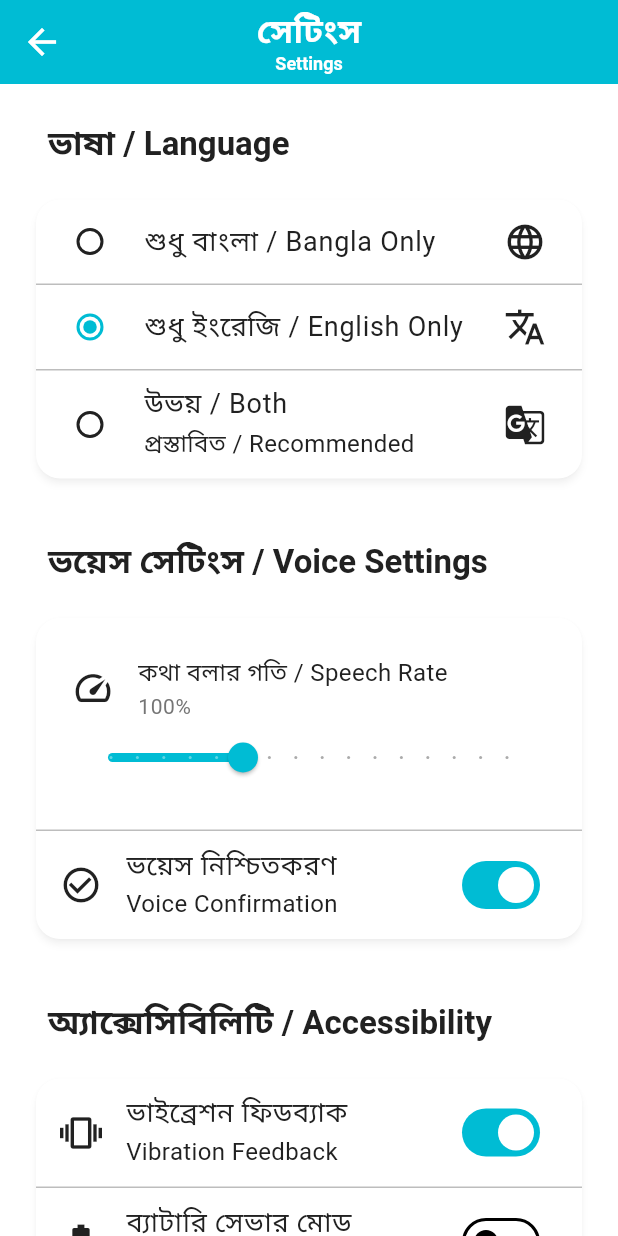
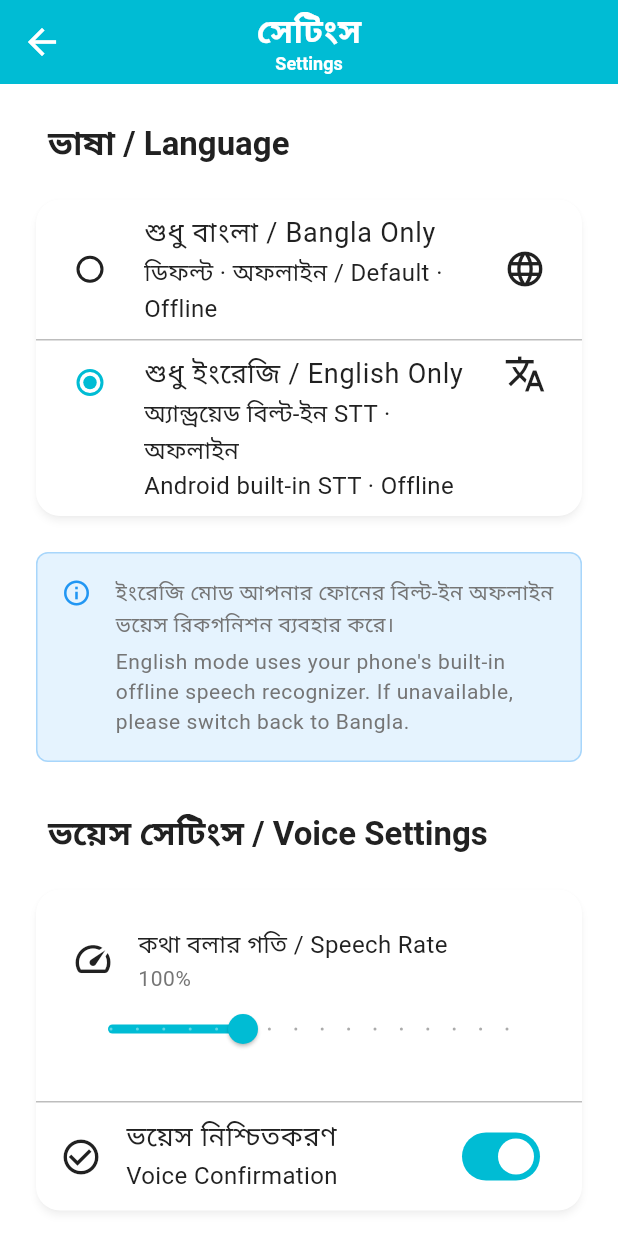
Before and after one commit to Apn7/Thesis, a Flutter app: the SettingsScreen screen opened by its route, after a tap on "শুধু ইংরেজি / English Only", on a phone screen of 412 x 824 dp. Run offline on Flutter 3.47's test engine with Material 3 defaults, Android fonts, the phone set to English and light mode, and no system bars; our stand-ins replace flutter_blue_plus, flutter_dotenv, geolocator, shared_preferences, speech_to_text; missing offline and left inert: record, sherpa_onnx; accounts and stored records are empty; statements that could not run were skipped.

Commit message:
feat: Replace English STT model with Android built-in STT

```diff
--- a/lib/presentation/screens/settings_screen.dart
+++ b/lib/presentation/screens/settings_screen.dart
@@ -1,4 +1,5 @@
 import 'package:flutter/material.dart';
+
 import '../../core/theme/app_colors.dart';
 import '../../core/utils/constants.dart';
 import '../../services/settings_service.dart';
@@ -12,7 +13,7 @@ class SettingsScreen extends StatefulWidget {
 }
 
 class _SettingsScreenState extends State<SettingsScreen> {
-  late String _selectedLanguage; // 'bangla', 'english', 'both'
+  late String _selectedLanguage; // 'bangla' | 'english'
   double _speechRate = 1.0;
   bool _vibrationEnabled = true;
   bool _voiceConfirmationEnabled = true;
@@ -22,22 +23,15 @@ class _SettingsScreenState extends State<SettingsScreen> {
   void initState() {
     super.initState();
     // Map stored locale back to UI string.
+    // Any legacy 'both' value is already migrated to 'bn' by SettingsService.
     final stored = SettingsService.instance.languageMode;
-    _selectedLanguage = stored == 'bn'
-        ? 'bangla'
-        : stored == 'en'
-        ? 'english'
-        : 'both';
+    _selectedLanguage = stored == 'en' ? 'english' : 'bangla';
   }
 
   void _onLanguageChanged(String? value) {
     if (value == null) return;
     setState(() => _selectedLanguage = value);
-    final locale = value == 'bangla'
-        ? 'bn'
-        : value == 'english'
-        ? 'en'
-        : 'both';
+    final locale = value == 'english' ? 'en' : 'bn';
     SettingsService.instance.setLanguageMode(locale);
   }
 
@@ -60,43 +54,57 @@ class _SettingsScreenState extends State<SettingsScreen> {
         child: ListView(
           padding: EdgeInsets.all(AppConstants.spacingL),
           children: [
-            // Language Section
+            // ── Language Section ──────────────────────────────────────
             _buildSectionHeader(context, 'ভাষা / Language'),
 
             Card(
               child: Column(
                 children: [
-                  RadioListTile<String>(
+                  Semantics(
+                    label:
+                        'শুধু বাংলা ভয়েস রিকগনিশন। Bangla only voice recognition.',
+                    child: RadioListTile<String>(
                       title: const Text('শুধু বাংলা / Bangla Only'),
+                      subtitle: const Text(
+                        'ডিফল্ট · অফলাইন / Default · Offline',
+                      ),
                       value: 'bangla',
                       groupValue: _selectedLanguage,
                       onChanged: _onLanguageChanged,
                       secondary: const Icon(Icons.language),
                     ),
+                  ),
                   const Divider(height: 1),
-                  RadioListTile<String>(
+                  Semantics(
+                    label:
+                        'শুধু ইংরেজি ভয়েস রিকগনিশন, অ্যান্ড্রয়েড বিল্ট-ইন ব্যবহার করে। '
+                        'English only, uses Android built-in speech recognizer.',
+                    child: RadioListTile<String>(
                       title: const Text('শুধু ইংরেজি / English Only'),
+                      subtitle: const Text(
+                        'অ্যান্ড্রয়েড বিল্ট-ইন STT · অফলাইন\n'
+                        'Android built-in STT · Offline',
+                      ),
                       value: 'english',
                       groupValue: _selectedLanguage,
                       onChanged: _onLanguageChanged,
                       secondary: const Icon(Icons.translate),
+                      isThreeLine: true,
                     ),
-                  const Divider(height: 1),
-                  RadioListTile<String>(
-                    title: const Text('উভয় / Both'),
-                    subtitle: const Text('প্রস্তাবিত / Recommended'),
-                    value: 'both',
-                    groupValue: _selectedLanguage,
-                    onChanged: _onLanguageChanged,
-                    secondary: const Icon(Icons.g_translate),
                   ),
                 ],
               ),
             ),
 
+            // Info banner shown when English is selected
+            if (_selectedLanguage == 'english') ...[
+              SizedBox(height: AppConstants.spacingM),
+              _buildEnglishInfoBanner(context),
+            ],
+
             SizedBox(height: AppConstants.spacingXl),
 
-            // Voice Settings
+            // ── Voice Settings ────────────────────────────────────────
             _buildSectionHeader(context, 'ভয়েস সেটিংস / Voice Settings'),
 
             Card(
@@ -161,7 +169,7 @@ class _SettingsScreenState extends State<SettingsScreen> {
 
             SizedBox(height: AppConstants.spacingXl),
 
-            // Accessibility Settings
+            // ── Accessibility Settings ────────────────────────────────
             _buildSectionHeader(context, 'অ্যাক্সেসিবিলিটি / Accessibility'),
 
             Card(
@@ -196,7 +204,7 @@ class _SettingsScreenState extends State<SettingsScreen> {
 
             SizedBox(height: AppConstants.spacingXl),
 
-            // About Section
+            // ── About Section ─────────────────────────────────────────
             _buildSectionHeader(context, 'সম্পর্কে / About'),
 
             Card(
@@ -238,7 +246,7 @@ class _SettingsScreenState extends State<SettingsScreen> {
 
             SizedBox(height: AppConstants.spacingXxl),
 
-            // Reset Button
+            // ── Reset Button ──────────────────────────────────────────
             OutlinedButton.icon(
               onPressed: () {
                 _showResetDialog(context);
@@ -251,6 +259,49 @@ class _SettingsScreenState extends State<SettingsScreen> {
               style: OutlinedButton.styleFrom(
                 side: const BorderSide(color: AppColors.warning),
                 padding: EdgeInsets.symmetric(vertical: AppConstants.spacingL),
+              ),
+            ),
+          ],
+        ),
+      ),
+    );
+  }
+
+  /// Info banner shown when the English STT option is selected.
+  Widget _buildEnglishInfoBanner(BuildContext context) {
+    return Semantics(
+      label:
+          'তথ্য: ইংরেজি মোড আপনার ফোনের বিল্ট-ইন ভয়েস রিকগনিশন ব্যবহার করে। '
+          'Info: English mode uses your phone\'s built-in voice recognition.',
+      child: Container(
+        padding: EdgeInsets.all(AppConstants.spacingM),
+        decoration: BoxDecoration(
+          color: AppColors.info.withAlpha(30),
+          borderRadius: BorderRadius.circular(8),
+          border: Border.all(color: AppColors.info.withAlpha(80)),
+        ),
+        child: Row(
+          crossAxisAlignment: CrossAxisAlignment.start,
+          children: [
+            Icon(Icons.info_outline, color: AppColors.info, size: 20),
+            SizedBox(width: AppConstants.spacingM),
+            Expanded(
+              child: Column(
+                crossAxisAlignment: CrossAxisAlignment.start,
+                children: [
+                  Text(
+                    'ইংরেজি মোড আপনার ফোনের বিল্ট-ইন অফলাইন ভয়েস রিকগনিশন ব্যবহার করে।',
+                    style: Theme.of(context).textTheme.bodySmall,
+                  ),
+                  SizedBox(height: AppConstants.spacingXs),
+                  Text(
+                    'English mode uses your phone\'s built-in offline speech recognizer. '
+                    'If unavailable, please switch back to Bangla.',
+                    style: Theme.of(context).textTheme.bodySmall?.copyWith(
+                      color: AppColors.textSecondary,
+                    ),
+                  ),
+                ],
               ),
             ),
           ],
@@ -334,19 +385,21 @@ class _SettingsScreenState extends State<SettingsScreen> {
           FilledButton(
             onPressed: () {
               setState(() {
-                _selectedLanguage = 'both';
+                _selectedLanguage = 'bangla'; // default is Bangla
                 _speechRate = 1.0;
                 _vibrationEnabled = true;
                 _voiceConfirmationEnabled = true;
                 _batterySaverMode = false;
               });
-              SettingsService.instance.setLanguageMode('both');
+              SettingsService.instance.setLanguageMode('bn');
               Navigator.pop(context);
+              if (mounted) {
                 ScaffoldMessenger.of(context).showSnackBar(
                   const SnackBar(
                     content: Text('সেটিংস রিসেট হয়েছে / Settings reset'),
                   ),
                 );
+              }
             },
             style: FilledButton.styleFrom(backgroundColor: AppColors.error),
             child: const Text('রিসেট / Reset'),
--- a/lib/presentation/screens/splash_screen.dart
+++ b/lib/presentation/screens/splash_screen.dart
@@ -67,26 +67,22 @@ class _SplashScreenState extends State<SplashScreen>
   }
 
   Future<void> _copyModels() async {
-    // ── Bengali STT ──────────────────────────────────────────────
-    _update('বাংলা ভয়েস মডেল প্রস্তুত হচ্ছে...', 'Preparing Bengali voice model...', 0.05);
+    // ── Bengali STT (only bundled model — English uses Android built-in) ──
+    _update(
+      'বাংলা ভয়েস মডেল প্রস্তুত হচ্ছে...',
+      'Preparing Bengali voice model...',
+      0.05,
+    );
     await ModelAssetManager.ensureSherpaModel(kBengaliSherpaConfig);
-    _update('বাংলা মডেল প্রস্তুত ✓', 'Bengali model ready ✓', 0.40);
-
-    // ── English STT ──────────────────────────────────────────────
-    _update('ইংরেজি ভয়েস মডেল প্রস্তুত হচ্ছে...', 'Preparing English voice model...', 0.42);
-    await ModelAssetManager.ensureSherpaModel(kEnglishSherpaConfig);
-    _update('ইংরেজি মডেল প্রস্তুত ✓', 'English model ready ✓', 0.80);
-
-    // ── SLI (language detection) ─────────────────────────────────
-    _update('ভাষা শনাক্তকরণ প্রস্তুত হচ্ছে...', 'Preparing language detector...', 0.82);
-    await ModelAssetManager.ensureSliModel(kSliWhisperTinyConfig);
-    _update('সব মডেল প্রস্তুত ✓', 'All models ready ✓', 0.92);
+    _update('মডেল প্রস্তুত ✓', 'Model ready ✓', 0.80);
   }
 
   Future<void> _initServices() async {
     _update('সার্ভিস চালু হচ্ছে...', 'Starting services...', 0.94);
     await SettingsService.instance.load();
-    await SpeechService.instance.setLocale(SettingsService.instance.languageMode);
+    await SpeechService.instance.setLocale(
+      SettingsService.instance.languageMode,
+    );
     _update('প্রস্তুত!', 'Ready!', 1.0);
     // Brief pause so the user sees "Ready".
     await Future.delayed(const Duration(milliseconds: 400));
--- a/lib/services/settings_service.dart
+++ b/lib/services/settings_service.dart
@@ -13,21 +13,31 @@ class SettingsService extends ChangeNotifier {
 
   static const _kLangKey = 'stt_language_mode';
 
-  /// One of `'bn'`, `'en'`, or `'both'`.
-  String _languageMode = 'both';
+  /// One of `'bn'` (Bangla, default) or `'en'` (English via Android STT).
+  String _languageMode = 'bn';
 
   String get languageMode => _languageMode;
 
   /// Load persisted settings.  Call once at app startup.
+  ///
+  /// Migrates any legacy `'both'` value (from the previous SLI-based
+  /// implementation) to `'bn'` so existing users don't end up in an
+  /// unsupported state.
   Future<void> load() async {
     final prefs = await SharedPreferences.getInstance();
-    _languageMode = prefs.getString(_kLangKey) ?? 'both';
+    final stored = prefs.getString(_kLangKey) ?? 'bn';
+    // Migrate legacy 'both' → 'bn'
+    _languageMode = (stored == 'bn' || stored == 'en') ? stored : 'bn';
     debugPrint('SettingsService: loaded languageMode = $_languageMode');
   }
 
   /// Update the language mode, persist it, notify listeners, and
   /// propagate to [SpeechService].
   Future<void> setLanguageMode(String mode) async {
+    assert(
+      mode == 'bn' || mode == 'en',
+      'setLanguageMode: mode must be bn or en',
+    );
     if (mode == _languageMode) return;
     _languageMode = mode;
     notifyListeners();
--- a/lib/services/speech_service.dart
+++ b/lib/services/speech_service.dart
@@ -1,13 +1,25 @@
+import 'dart:async';
+
 import 'package:flutter/material.dart';
+import 'package:speech_to_text/speech_recognition_error.dart';
+import 'package:speech_to_text/speech_recognition_result.dart';
+import 'package:speech_to_text/speech_to_text.dart';
 
 import 'stt/audio_pipeline.dart';
 import 'stt/stt_engine_factory.dart';
 
-/// Orchestrates audio recording, voice-activity detection (VAD),
-/// language detection (SLI), and speech-to-text via streaming
-/// [SherpaEngine] instances.
+/// Orchestrates speech-to-text with two back-ends:
 ///
-/// Delegates all recording + transcription work to [AudioPipeline].
+/// - **Bengali (`'bn'`):** offline streaming via [AudioPipeline] → sherpa-onnx
+///   zipformer. Full streaming partial results, no network required.
+///
+/// - **English (`'en'`):** Android's built-in speech recognizer via the
+///   `speech_to_text` package. Uses the on-device (offline) English model that
+///   ships with most Android phones. No model bundling needed.
+///
+/// The active back-end is selected by [setLocale].  Switch happens on the next
+/// [startListening] call — no app restart required.
+///
 /// Partial transcription results are emitted via [onResult] with
 /// `isFinal = false`; the final result is emitted with `isFinal = true`.
 class SpeechService {
@@ -17,9 +29,18 @@ class SpeechService {
   bool _isInitialized = false;
   bool _isListening = false;
   String _lastRecognizedWords = '';
-  String _currentLocaleId = 'both';
+  String _currentLocaleId = 'bn'; // Bengali is the default
 
+  // ─── Bengali back-end ─────────────────────────────────────────────
   final AudioPipeline _pipeline = AudioPipeline();
+
+  // ─── English back-end ─────────────────────────────────────────────
+  final SpeechToText _androidStt = SpeechToText();
+  bool _androidSttAvailable = false;
+
+  /// Completer used to block [startListening] until the Android STT session
+  /// finishes (either a final result, silence timeout, or cancellation).
+  Completer<void>? _androidSttCompleter;
 
   // ─── Callbacks ────────────────────────────────────────────────────
   Function(String text, bool isFinal)? onResult;
@@ -44,39 +65,89 @@ class SpeechService {
 
   // ─── Initialisation ───────────────────────────────────────────────
 
-  /// Prepare microphone permission and pre-warm engines for the current locale.
+  /// Prepare the active back-end for listening.
+  ///
+  /// Must succeed before [startListening] is called; called automatically
+  /// if skipped.  Returns `false` and fires [onError] on failure.
   Future<bool> initialize() async {
     if (_isInitialized) return true;
 
     try {
+      if (_currentLocaleId == 'en') {
+        return await _initAndroidStt();
+      } else {
         if (!await _pipeline.hasPermission()) {
-        onError?.call('Microphone permission not granted');
+          onError?.call(
+            'মাইক্রোফোনের অনুমতি দেওয়া হয়নি / Microphone permission not granted',
+          );
           return false;
         }
-
-      if (_currentLocaleId == 'both') {
-        // Pre-warm both engines in parallel so SLI can switch instantly.
-        final bn = SttEngineFactory.getEngine('bn');
-        final en = SttEngineFactory.getEngine('en');
-        await Future.wait([bn.initialize(), en.initialize()]);
-        await SttEngineFactory.initSliDetector();
-      } else {
-        await SttEngineFactory.getEngine(_currentLocaleId).initialize();
-      }
-
+        await SttEngineFactory.getEngine('bn').initialize();
         _isInitialized = true;
         return true;
+      }
     } catch (e) {
       debugPrint('SpeechService init error: $e');
-      onError?.call('Failed to initialize speech recognition: $e');
+      onError?.call(
+        'ভয়েস রিকগনিশন শুরু করতে ব্যর্থ / Failed to initialize speech recognition: $e',
+      );
       return false;
     }
   }
 
+  /// Initialize the Android built-in STT back-end.
+  ///
+  /// Sets global [onError]/[onStatus] callbacks on the [SpeechToText]
+  /// instance — these fire for every session, not just initialization.
+  Future<bool> _initAndroidStt() async {
+    _androidSttAvailable = await _androidStt.initialize(
+      onError: (SpeechRecognitionError error) {
+        debugPrint(
+          'AndroidSTT error: ${error.errorMsg} (permanent=${error.permanent})',
+        );
+        onError?.call(
+          'ইংরেজি ভয়েস রিকগনিশন ত্রুটি / English STT error: ${error.errorMsg}',
+        );
+        _isListening = false;
+        _completeAndroidStt();
+      },
+      onStatus: (String status) {
+        debugPrint('AndroidSTT status: $status');
+        if (status == SpeechToText.listeningStatus) {
+          onStatus?.call('listening');
+        } else if (status == SpeechToText.doneStatus ||
+            status == SpeechToText.notListeningStatus) {
+          _isListening = false;
+          _completeAndroidStt();
+        }
+      },
+    );
+
+    if (!_androidSttAvailable) {
+      onError?.call(
+        'এই ডিভাইসে ইংরেজি ভয়েস রিকগনিশন সমর্থিত নয়।\n'
+        'সেটিংস থেকে বাংলা মোড ব্যবহার করুন।\n\n'
+        'English speech recognition is not available on this device.\n'
+        'Please switch to Bangla mode in Settings.',
+      );
+      return false;
+    }
+
+    _isInitialized = true;
+    debugPrint('SpeechService: Android STT initialized.');
+    return true;
+  }
+
   // ─── Recording + Transcription ────────────────────────────────────
 
-  /// Begin streaming recording with automatic silence detection.
-  /// Partial results arrive via [onResult] with `isFinal = false`.
+  /// Begin listening for speech.
+  ///
+  /// For Bengali: streams PCM audio through the sherpa-onnx pipeline.
+  /// For English: delegates to Android's built-in speech recognizer.
+  ///
+  /// Partial results arrive via [onResult](text, false).
+  /// Final result arrives via [onResult](text, true).
+  /// Awaiting this method blocks until the full session is complete.
   Future<void> startListening() async {
     if (!_isInitialized) {
       final success = await initialize();
@@ -87,30 +158,94 @@ class SpeechService {
     _lastRecognizedWords = '';
     _isListening = true;
 
+    if (_currentLocaleId == 'en') {
+      await _startAndroidListening();
+    } else {
       try {
-      final text = await _pipeline.run(locale: _currentLocaleId);
+        final text = await _pipeline.run();
         _lastRecognizedWords = text;
         onResult?.call(text, true);
       } catch (e) {
-      debugPrint('SpeechService error: $e');
-      onError?.call('Transcription error: $e');
+        debugPrint('SpeechService Bengali error: $e');
+        onError?.call('ট্রান্সক্রিপশন ত্রুটি / Transcription error: $e');
       } finally {
         _isListening = false;
       }
     }
+  }
 
-  /// Stop recording and deliver the final result.
+  /// Start an Android STT session and wait for it to complete.
+  Future<void> _startAndroidListening() async {
+    final completer = Completer<void>();
+    _androidSttCompleter = completer;
+    bool gotFinalResult = false;
+
+    onStatus?.call('listening');
+
+    await _androidStt.listen(
+      onResult: (SpeechRecognitionResult result) {
+        onResult?.call(result.recognizedWords, result.finalResult);
+        if (result.finalResult) {
+          gotFinalResult = true;
+          _lastRecognizedWords = result.recognizedWords;
+          _completeAndroidStt();
+        }
+      },
+      listenFor: const Duration(seconds: 20),
+      pauseFor: const Duration(seconds: 2),
+      localeId: 'en_US',
+      listenOptions: SpeechListenOptions(
+        cancelOnError: true,
+        partialResults: true,
+        onDevice: false, // offline English pack rarely installed; allow online
+      ),
+    );
+
+    // Block until the session ends (final result, silence, timeout, or cancel).
+    await completer.future;
+
+    // If the session timed out with no speech, emit empty final result so
+    // VoiceNavigationService can handle it gracefully.
+    if (!gotFinalResult) {
+      onResult?.call(_lastRecognizedWords, true);
+    }
+
+    onStatus?.call('done');
+    _isListening = false;
+  }
+
+  /// Complete (or no-op if already done) the active Android STT completer.
+  void _completeAndroidStt() {
+    final c = _androidSttCompleter;
+    _androidSttCompleter = null;
+    if (!(c?.isCompleted ?? true)) c!.complete();
+  }
+
+  /// Stop recording and request the final result.
   Future<void> stopListening() async {
     if (!_isListening) return;
+
+    if (_currentLocaleId == 'en') {
+      // stop() asks the recognizer for a final result; callbacks handle cleanup.
+      await _androidStt.stop();
+    } else {
       await _pipeline.cancel();
       _isListening = false;
       onStatus?.call('done');
+    }
   }
 
   /// Cancel recording without delivering a result.
   Future<void> cancelListening() async {
     if (!_isListening) return;
+
+    if (_currentLocaleId == 'en') {
+      await _androidStt.cancel();
+      _completeAndroidStt();
+    } else {
       await _pipeline.cancel();
+    }
+
     _isListening = false;
     _lastRecognizedWords = '';
     onStatus?.call('notListening');
@@ -118,33 +253,32 @@ class SpeechService {
 
   // ─── Locale ───────────────────────────────────────────────────────
 
-  /// Switch the active locale (`'bn'`, `'en'`, or `'both'`).
+  /// Switch the active back-end to [localeId] (`'bn'` or `'en'`).
   ///
-  /// Cancels any active recording, disposes engines no longer needed,
-  /// and resets initialisation so the correct engine is pre-warmed on
-  /// the next [startListening] call.
+  /// Cancels any active session, disposes the current engine, and resets
+  /// initialisation so the new back-end is prepared on the next
+  /// [startListening] call.
   Future<void> setLocale(String localeId) async {
+    assert(
+      localeId == 'bn' || localeId == 'en',
+      'setLocale: localeId must be bn or en',
+    );
     if (localeId == _currentLocaleId) return;
 
     if (_isListening) await cancelListening();
 
-    for (final locale in ['bn', 'en']) {
-      if (localeId != 'both' && localeId != locale) {
-        SttEngineFactory.disposeEngine(locale);
+    // Dispose the Bengali engine if we're leaving that path.
+    if (_currentLocaleId == 'bn') {
+      SttEngineFactory.disposeEngine('bn');
     }
-    }
-
-    if (localeId == 'both') {
-      await SttEngineFactory.initSliDetector();
-    } else {
-      SttEngineFactory.disposeSli();
-    }
+    // Android STT doesn't hold persistent resources between sessions.
 
     _currentLocaleId = localeId;
     _isInitialized = false;
+    _androidSttAvailable = false;
     debugPrint('SpeechService: locale set to $localeId');
   }
 
   /// Available locale identifiers.
-  Future<List<String>> getAvailableLocales() async => ['bn', 'en', 'both'];
+  Future<List<String>> getAvailableLocales() async => ['bn', 'en'];
 }
--- a/lib/services/stt/model_asset_manager.dart
+++ b/lib/services/stt/model_asset_manager.dart
@@ -29,10 +29,6 @@ class ModelAssetManager {
   /// the directory path.  Safe to call multiple times — skips files that are
   /// already the correct size.
   static Future<String> ensureSherpaModel(SherpaModelConfig config) =>
-      _ensure(config.modelDirName, config.modelFiles);
-
-  /// Ensure all files for the SLI [config] are present and return the dir.
-  static Future<String> ensureSliModel(SliModelConfig config) =>
       _ensure(config.modelDirName, config.modelFiles);
 
   static Future<String> _ensure(
--- a/pubspec.yaml
+++ b/pubspec.yaml
@@ -91,8 +91,6 @@ flutter:
   assets:
     - .env
     - assets/models/sherpa-onnx-streaming-zipformer-bn-vosk-2026-02-09/
-    - assets/models/sherpa-onnx-streaming-zipformer-en-2023-06-26/
-    - assets/models/sherpa-onnx-whisper-tiny/
   #   - images/a_dot_burr.jpeg
   #   - images/a_dot_ham.jpeg
 
```
Also changed, not shown: lib/services/stt/audio_pipeline.dart (+15 -141 lines), lib/services/stt/sherpa_model_config.dart (+0 -49 lines), lib/services/stt/sli_detector.dart (deleted, +0 -102 lines), lib/services/stt/stt_engine_factory.dart (+10 -32 lines), 1 other file. Lines whose indentation alone changed are shown as unchanged.
